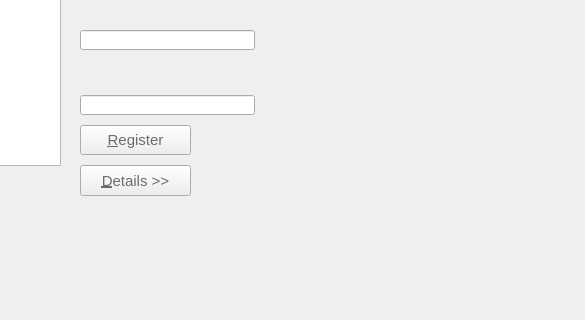
amagovpt/autenticacao.gov, file pteid-mw-pt/_src/eidmw/eidgui/mainwnd.ui: the form before one commit; both pictures show x 340 to 925 and y 325 to 645 of the 925 by 1042 pixel window.
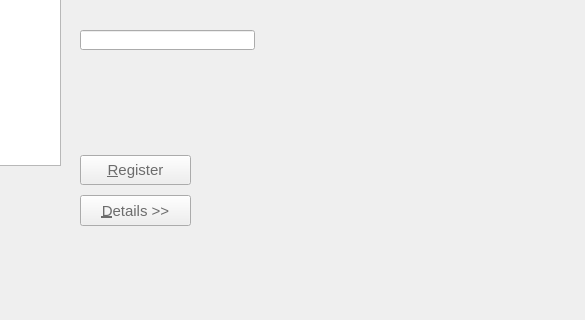
The form after the commit. The open tabs and pages were chosen to show the change. Icons and pictures are not drawn.

Commit message: Implement new certificate status: Suspended and handle network errors with a proper message

What changed in the file:
```diff
--- a/pteid-mw-pt/_src/eidmw/eidgui/mainwnd.ui
+++ b/pteid-mw-pt/_src/eidmw/eidgui/mainwnd.ui
@@ -1319,7 +1319,7 @@
         <property name="geometry">
          <rect>
           <x>410</x>
-          <y>340</y>
+          <y>370</y>
           <width>111</width>
           <height>30</height>
          </rect>
@@ -1338,7 +1338,7 @@
         <property name="geometry">
          <rect>
           <x>410</x>
-          <y>380</y>
+          <y>410</y>
           <width>111</width>
           <height>31</height>
          </rect>
@@ -1353,21 +1353,18 @@
          <string>&amp;Details &gt;&gt;</string>
         </property>
        </widget>
-       <widget class="QLineEdit" name="txtCert_RevStatus">
+       <widget class="QLabel" name="txtCert_RevStatus">
         <property name="geometry">
          <rect>
           <x>410</x>
           <y>310</y>
-          <width>175</width>
-          <height>20</height>
+          <width>370</width>
+          <height>45</height>
          </rect>
         </property>
         <property name="styleSheet">
          <string notr="true">border-image: url(:/images/Images/bg-Blue.png);</string>
         </property>
-        <property name="readOnly">
-         <bool>true</bool>
-        </property>
        </widget>
       </widget>
       <widget class="QWidget" name="page_PINCodes">
```
Left out of the diff: 3 changed lines with no effect on the pictures. The commit also changes 4 other files.
